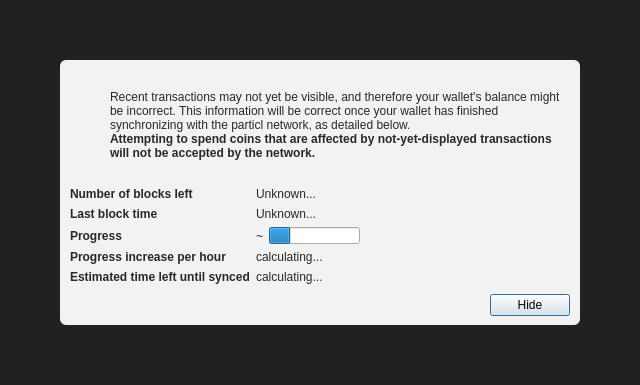
Qt form src/qt/forms/modaloverlay.ui (vpubchain/vpub-core) before a commit.
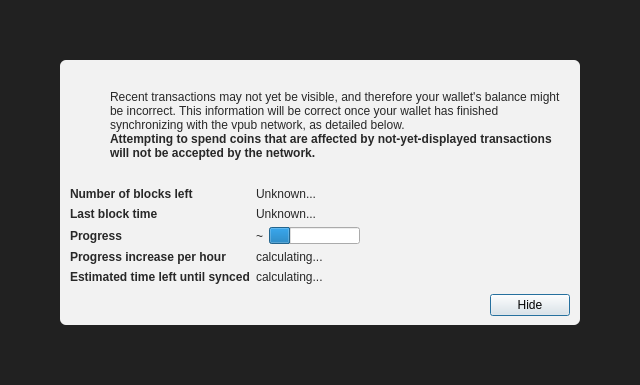
The same form after that commit. Icons and pictures are not drawn. Custom widgets are drawn as their Qt base class.

Commit message: change 'particl' to 'vpub' in *.m4 *.in *.ac ...

What changed in the file:
```diff
--- a/src/qt/forms/modaloverlay.ui
+++ b/src/qt/forms/modaloverlay.ui
@@ -130,7 +130,7 @@
              <item>
               <widget class="QLabel" name="infoText">
                <property name="text">
-                <string>Recent transactions may not yet be visible, and therefore your wallet's balance might be incorrect. This information will be correct once your wallet has finished synchronizing with the particl network, as detailed below.</string>
+                <string>Recent transactions may not yet be visible, and therefore your wallet's balance might be incorrect. This information will be correct once your wallet has finished synchronizing with the vpub network, as detailed below.</string>
                </property>
                <property name="textFormat">
                 <enum>Qt::RichText</enum>
```
The commit also changes 26 other files.
